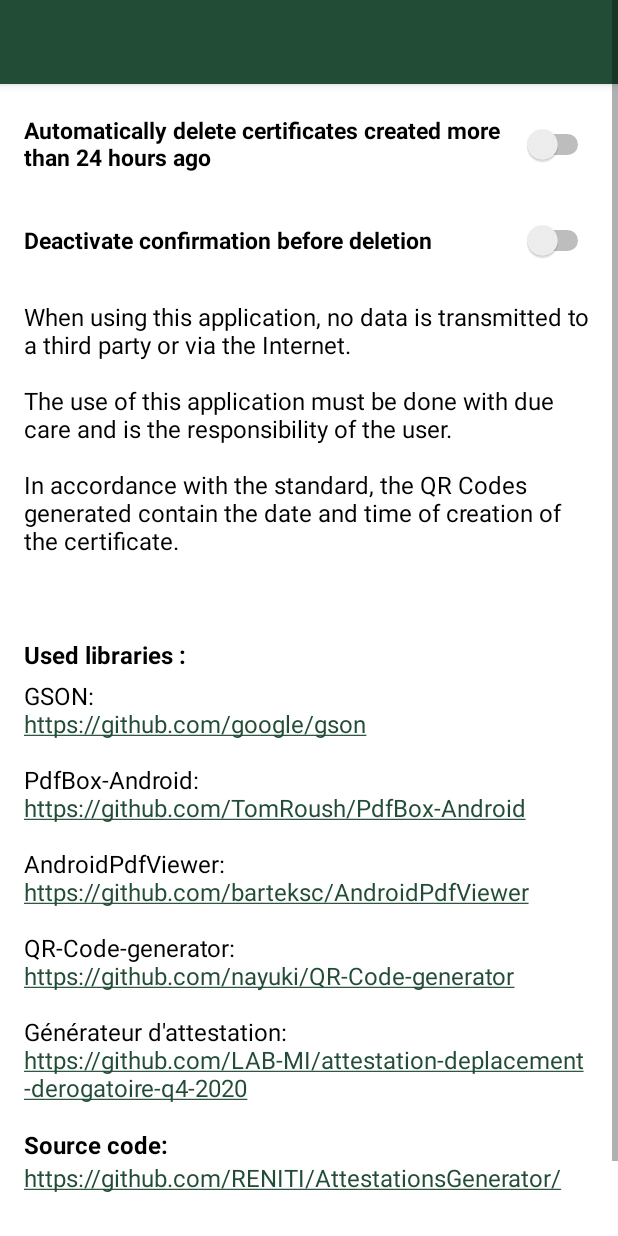
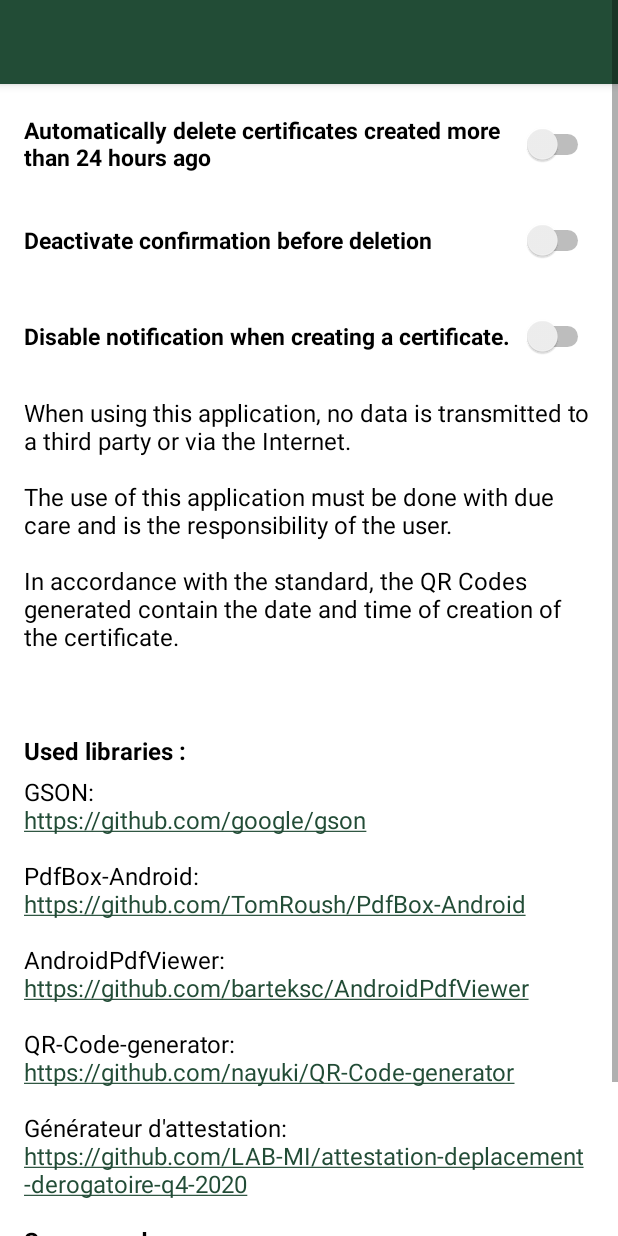
Before and after one commit to RENITI/AttestationsGenerator, an Android app: the layout activity_about.xml on its own in the app's theme, with its tools: preview values and no code run, on a phone screen of 412 x 824 dp. Run offline under Robolectric (Android 15) with nearby library versions, the phone set to English and light mode, and no system bars.

Commit message:
v4.1
- Notifications
- Fixed some NPE

```diff
--- a/app/src/main/java/fr/reniti/generator/activities/AttestationViewActivity.java
+++ b/app/src/main/java/fr/reniti/generator/activities/AttestationViewActivity.java
@@ -57,6 +57,10 @@ public class AttestationViewActivity extends AppCompatActivity {
         Intent intent = getIntent();
 
 
+        if(StorageManager.getInstance() == null)
+        {
+            new StorageManager(this);
+        }
 
         if(!intent.hasExtra("attestation_uuid")) {
 
--- a/app/src/main/res/layout/activity_about.xml
+++ b/app/src/main/res/layout/activity_about.xml
@@ -64,6 +64,18 @@
                 android:theme="@style/Theme.AttestationsGenerator.ProfileEditInput"/>
 
 
+            <Switch
+                android:layout_width="match_parent"
+                android:layout_height="wrap_content"
+                android:id="@+id/activity_about_layout_settings_notification"
+                android:layout_below="@id/activity_about_layout_settings_deletewarning"
+                android:text="@string/activity_about_switch_notification"
+                android:layout_marginTop="16dip"
+                android:layout_marginHorizontal="16dip"
+                android:textStyle="bold"
+                android:theme="@style/Theme.AttestationsGenerator.ProfileEditInput"/>
+
+
             <TextView
                 android:layout_width="match_parent"
                 android:layout_height="wrap_content"
@@ -73,7 +85,7 @@
                 android:id="@+id/activity_about_infos_r"
                 android:text="@string/activity_about_credits_infos"
 
-                android:layout_below="@id/activity_about_layout_settings_deletewarning"
+                android:layout_below="@id/activity_about_layout_settings_notification"
                 android:layout_marginTop="16dip"
                 android:layout_marginHorizontal="16dip"
                 android:textStyle="normal"
--- a/app/src/main/res/values/strings.xml
+++ b/app/src/main/res/values/strings.xml
@@ -59,6 +59,7 @@
     <string name="activity_about_title">Settings</string>
     <string name="activity_about_switch_autodelete">Automatically delete certificates created more than 24 hours ago</string>
     <string name="activity_about_switch_deletewarning">Deactivate confirmation before deletion</string>
+    <string name="activity_about_switch_notification">Disable notification when creating a certificate.</string>
     <string name="activity_about_github">Source code:</string>
     <string name="activity_about_credits_title">Used libraries :</string>
     <string name="activity_about_credits_infos">When using this application, no data is transmitted to a third party or via the Internet.\n\nThe use of this application must be done with due care and is the responsibility of the user.\n\nIn accordance with the standard, the QR Codes generated contain the date and time of creation of the certificate.</string>
@@ -103,6 +104,11 @@
     <string name="activity_attestation_create_error_profile">No profiles have been selected!</string>
     <string name="activity_attestation_create_error_datesortie">The exit date must be in the form: dd:mm:yyyyy</string>
     <string name="activity_attestation_create_error_heuresortie">The exit time must be in the form: hh:mm</string>
+
+    <!-- Notifications -->
+    <string name="notification_title">Certificate of %1$s</string>
+    <string name="notification_short_desc">Tap to display</string>
+    <string name="notification_long_desc">Reason%1$s: %2$s\nExit date: %3$s at %4$s\nCreation date: %5$s at %6$s</string>
 
     <!-- Confinement -->
     <string name="activity_attestation_create_reason_travail">Commuting to and from work or university and training places, for a competition or an exam, business trips that cannot be delayed</string>
```
Also changed, not shown: app/src/main/java/fr/reniti/generator/activities/AboutActivity.java (+18 -0 lines), app/src/main/java/fr/reniti/generator/activities/AttestationCreateActivity.java (+64 -12 lines), app/src/main/java/fr/reniti/generator/storage/AttestationsManager.java (+14 -2 lines), 1 other file.
